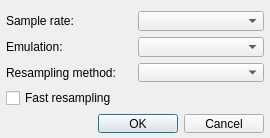
Before: the Qt Designer form qmmp/src/plugins/Input/sid/settingsdialog.ui in Greedysky/TTKMusicPlayer, drawn with Qt 5.
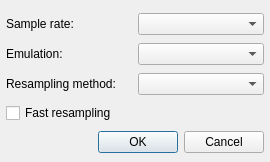
After: the same form once the commit is applied.

Diff of the .ui file:
```diff
--- a/qmmp/src/plugins/Input/sid/settingsdialog.ui
+++ b/qmmp/src/plugins/Input/sid/settingsdialog.ui
@@ -7,19 +7,19 @@
     <x>0</x>
     <y>0</y>
     <width>270</width>
-    <height>138</height>
+    <height>162</height>
    </rect>
   </property>
   <property name="minimumSize">
    <size>
     <width>270</width>
-    <height>138</height>
+    <height>162</height>
    </size>
   </property>
   <property name="maximumSize">
    <size>
     <width>270</width>
-    <height>138</height>
+    <height>162</height>
    </size>
   </property>
   <property name="windowTitle">
```
